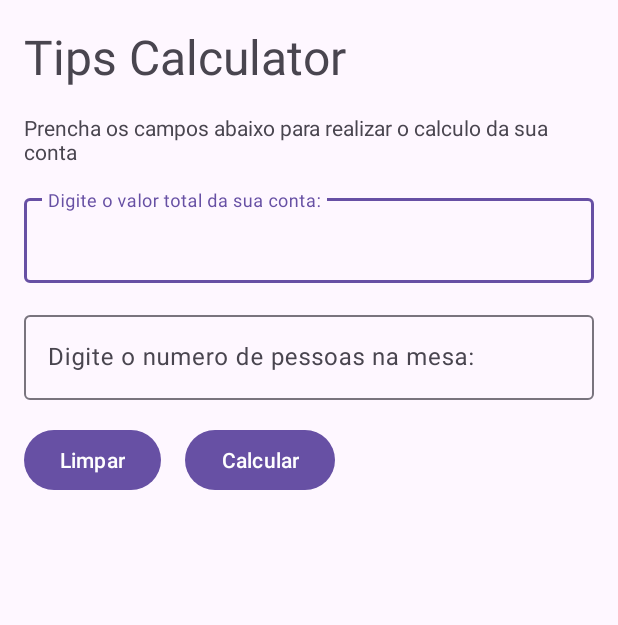
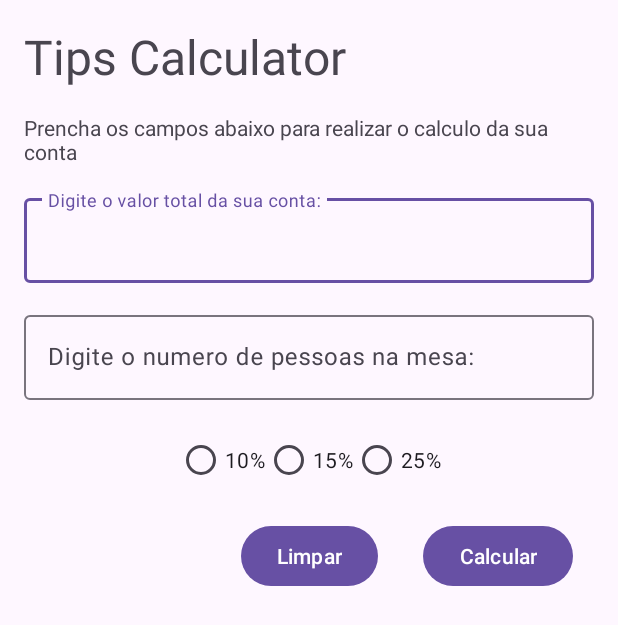
Before and after one commit to gabr7elferreira/CalculateTips, an Android app: the screen it shows after launch (MainActivity), on a phone screen of 412 x 824 dp. Shown: the top 625 px of the screen. Run offline under Robolectric (Android 15) with nearby library versions, the phone set to English and light mode, and no system bars.

Commit message:
Radion Group and button for tips percentages

```diff
--- a/app/src/main/res/layout/activity_main.xml
+++ b/app/src/main/res/layout/activity_main.xml
@@ -1,6 +1,7 @@
 <?xml version="1.0" encoding="utf-8"?>
 <androidx.constraintlayout.widget.ConstraintLayout xmlns:android="http://schemas.android.com/apk/res/android"
     xmlns:app="http://schemas.android.com/apk/res-auto"
+    xmlns:tools="http://schemas.android.com/tools"
     android:layout_width="match_parent"
     android:layout_height="match_parent">
 
@@ -13,7 +14,6 @@
         android:textSize="32sp"
         app:layout_constraintEnd_toEndOf="parent"
         app:layout_constraintStart_toStartOf="parent"
-
         app:layout_constraintTop_toTopOf="parent" />
 
     <TextView
@@ -55,10 +55,40 @@
         <com.google.android.material.textfield.TextInputEditText
             android:layout_width="match_parent"
             android:layout_height="match_parent"
+            android:maxLength="100"
             android:hint="Digite o numero de pessoas na mesa:"
             android:inputType="numberDecimal" />
 
     </com.google.android.material.textfield.TextInputLayout>
+
+    <RadioGroup
+        android:id="@+id/rg_parcentage"
+        android:layout_width="match_parent"
+        android:layout_height="wrap_content"
+        android:layout_margin="16dp"
+        android:gravity="center"
+        android:orientation="horizontal"
+        app:layout_constraintEnd_toEndOf="@+id/number_person"
+        app:layout_constraintStart_toStartOf="@+id/number_person"
+        app:layout_constraintTop_toBottomOf="@+id/number_person">
+
+        <RadioButton
+            android:layout_width="wrap_content"
+            android:layout_height="wrap_content"
+            android:text="10%" />
+
+        <RadioButton
+            android:layout_width="wrap_content"
+            android:layout_height="wrap_content"
+            android:text="15%"/>
+
+        <RadioButton
+            android:layout_width="wrap_content"
+            android:layout_height="wrap_content"
+            android:text="25%"/>
+
+
+    </RadioGroup>
 
     <Button
         android:id="@+id/btn_clear"
@@ -66,8 +96,9 @@
         android:layout_height="wrap_content"
         android:layout_margin="16dp"
         android:text="Limpar"
+        app:layout_constraintEnd_toEndOf="parent"
         app:layout_constraintStart_toStartOf="parent"
-        app:layout_constraintTop_toBottomOf="@+id/number_person" />
+        app:layout_constraintTop_toBottomOf="@+id/rg_parcentage" />
 
     <Button
         android:id="@+id/btn_calculate"
@@ -76,8 +107,9 @@
         android:layout_margin="16dp"
         android:layout_marginTop="272dp"
         android:text="Calcular"
+        app:layout_constraintEnd_toEndOf="parent"
         app:layout_constraintStart_toEndOf="@+id/btn_clear"
-        app:layout_constraintTop_toBottomOf="@id/number_person" />
+        app:layout_constraintTop_toBottomOf="@id/rg_parcentage" />
 
 
 </androidx.constraintlayout.widget.ConstraintLayout>
```
